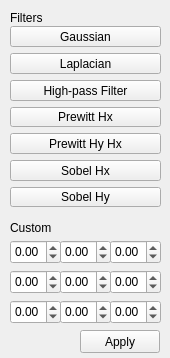
Qt form trabFPI/filters.ui (EduardoVernier/trabFPI) before a commit.
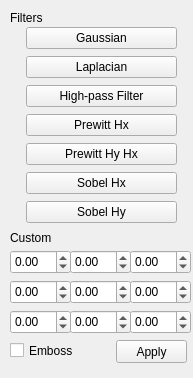
The same form after that commit.

Commit message:
Added Sobel and Custom filters. Basically done.
I think it's finished. Maybe some minor improvements left.

What changed in the file:
```diff
--- a/trabFPI/filters.ui
+++ b/trabFPI/filters.ui
@@ -6,8 +6,8 @@
    <rect>
     <x>0</x>
     <y>0</y>
-    <width>170</width>
-    <height>358</height>
+    <width>193</width>
+    <height>378</height>
    </rect>
   </property>
   <property name="windowTitle">
@@ -16,10 +16,10 @@
   <widget class="QWidget" name="layoutWidget">
    <property name="geometry">
     <rect>
-     <x>10</x>
+     <x>26</x>
      <y>26</y>
      <width>151</width>
-     <height>181</height>
+     <height>199</height>
     </rect>
    </property>
    <layout class="QVBoxLayout" name="verticalLayout">
@@ -91,7 +91,7 @@
    <property name="geometry">
     <rect>
      <x>10</x>
-     <y>220</y>
+     <y>230</y>
      <width>57</width>
      <height>15</height>
     </rect>
@@ -104,8 +104,8 @@
    <property name="geometry">
     <rect>
      <x>10</x>
-     <y>240</y>
-     <width>51</width>
+     <y>250</y>
+     <width>61</width>
      <height>24</height>
     </rect>
    </property>
@@ -119,9 +119,9 @@
   <widget class="QDoubleSpinBox" name="doubleSpinBox_2">
    <property name="geometry">
     <rect>
-     <x>60</x>
-     <y>240</y>
-     <width>51</width>
+     <x>70</x>
+     <y>250</y>
+     <width>61</width>
      <height>24</height>
     </rect>
    </property>
@@ -135,9 +135,9 @@
   <widget class="QDoubleSpinBox" name="doubleSpinBox_3">
    <property name="geometry">
     <rect>
-     <x>110</x>
-     <y>240</y>
-     <width>51</width>
+     <x>130</x>
+     <y>250</y>
+     <width>61</width>
      <height>24</height>
     </rect>
    </property>
@@ -152,8 +152,8 @@
    <property name="geometry">
     <rect>
      <x>10</x>
-     <y>270</y>
-     <width>51</width>
+     <y>280</y>
+     <width>61</width>
      <height>24</height>
     </rect>
    </property>
@@ -167,9 +167,9 @@
   <widget class="QDoubleSpinBox" name="doubleSpinBox_5">
    <property name="geometry">
     <rect>
-     <x>60</x>
-     <y>270</y>
-     <width>51</width>
+     <x>70</x>
+     <y>280</y>
+     <width>61</width>
      <height>24</height>
     </rect>
    </property>
@@ -183,9 +183,9 @@
   <widget class="QDoubleSpinBox" name="doubleSpinBox_6">
    <property name="geometry">
     <rect>
-     <x>110</x>
-     <y>270</y>
-     <width>51</width>
+     <x>130</x>
+     <y>280</y>
+     <width>61</width>
      <height>24</height>
     </rect>
    </property>
@@ -200,8 +200,8 @@
    <property name="geometry">
     <rect>
      <x>10</x>
-     <y>300</y>
-     <width>51</width>
+     <y>310</y>
+     <width>61</width>
      <height>24</height>
     </rect>
    </property>
@@ -215,9 +215,9 @@
   <widget class="QDoubleSpinBox" name="doubleSpinBox_8">
    <property name="geometry">
     <rect>
-     <x>60</x>
-     <y>300</y>
-     <width>51</width>
+     <x>70</x>
+     <y>310</y>
+     <width>61</width>
      <height>24</height>
     </rect>
    </property>
@@ -231,9 +231,9 @@
   <widget class="QDoubleSpinBox" name="doubleSpinBox_9">
    <property name="geometry">
     <rect>
-     <x>110</x>
-     <y>300</y>
-     <width>51</width>
+     <x>130</x>
+     <y>310</y>
+     <width>61</width>
      <height>24</height>
     </rect>
    </property>
@@ -247,9 +247,9 @@
   <widget class="QPushButton" name="pushButton">
    <property name="geometry">
     <rect>
-     <x>80</x>
-     <y>330</y>
-     <width>80</width>
+     <x>116</x>
+     <y>340</y>
+     <width>71</width>
      <height>23</height>
     </rect>
    </property>
@@ -257,6 +257,22 @@
     <string>Apply</string>
    </property>
   </widget>
+  <widget class="QCheckBox" name="embossCB">
+   <property name="geometry">
+    <rect>
+     <x>10</x>
+     <y>340</y>
+     <width>85</width>
+     <height>21</height>
+    </rect>
+   </property>
+   <property name="text">
+    <string>Emboss</string>
+   </property>
+   <property name="checkable">
+    <bool>false</bool>
+   </property>
+  </widget>
  </widget>
  <resources/>
  <connections/>
```
Left out of the diff: 27 changed lines with no effect on the pictures. The commit also changes 24 other files.
